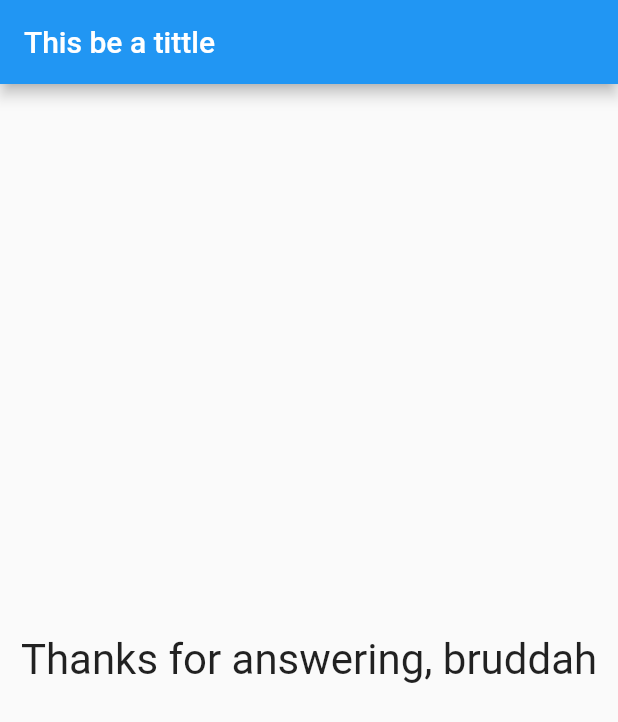
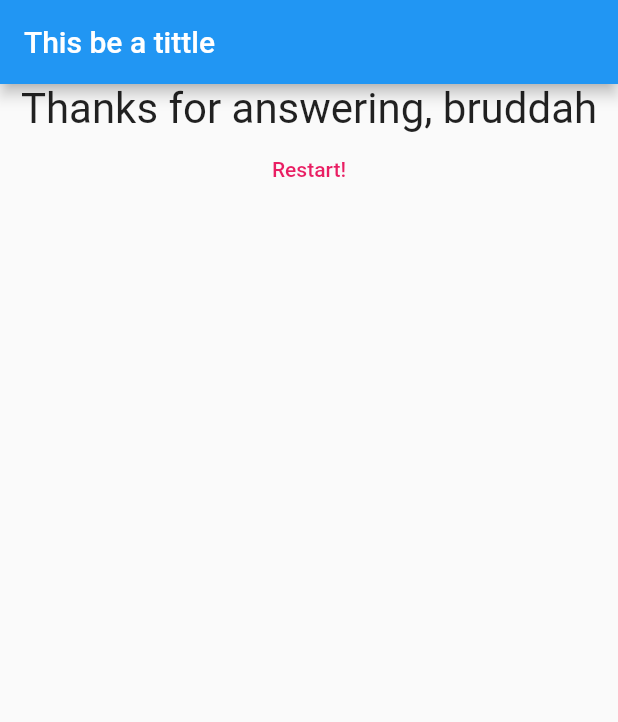
Before and after one commit to hyperinactive/dd, a Flutter app: the screen it shows after launch, after a tap on "No car", after a tap on "No shot", after a tap on "No", on a phone screen of 412 x 824 dp. Shown: the top 722 px of the screen. Run offline on Flutter 3.47's test engine with Material 2 defaults, Android fonts, the phone set to English and light mode, and no system bars.

Commit message:
basics_5

```diff
--- a/lib/result.dart
+++ b/lib/result.dart
@@ -2,8 +2,9 @@ import 'package:flutter/material.dart';
 
 class Result extends StatelessWidget {
   final int resultScore;
+  final Function resetFn;
 
-  Result({this.resultScore});
+  Result({this.resultScore, this.resetFn});
 
   // getter function
   String get resultPhrase {
@@ -20,9 +21,22 @@ class Result extends StatelessWidget {
   @override
   Widget build(BuildContext context) {
     return Center(
-      child: Text(
-        resultPhrase,
-        style: TextStyle(fontSize: 28),
+      // refectoring can wrap widgets, very useful
+      child: Column(
+        children: [
+          Text(
+            resultPhrase,
+            style: TextStyle(fontSize: 28),
+          ),
+          TextButton(
+            onPressed: resetFn,
+            child: Text(
+              'Restart!',
+            ),
+            style: ButtonStyle(
+                foregroundColor: MaterialStateProperty.all(Colors.pink)),
+          ),
+        ],
       ),
     );
   }
```
Also changed, not shown: lib/main.dart (+8 -13 lines).
